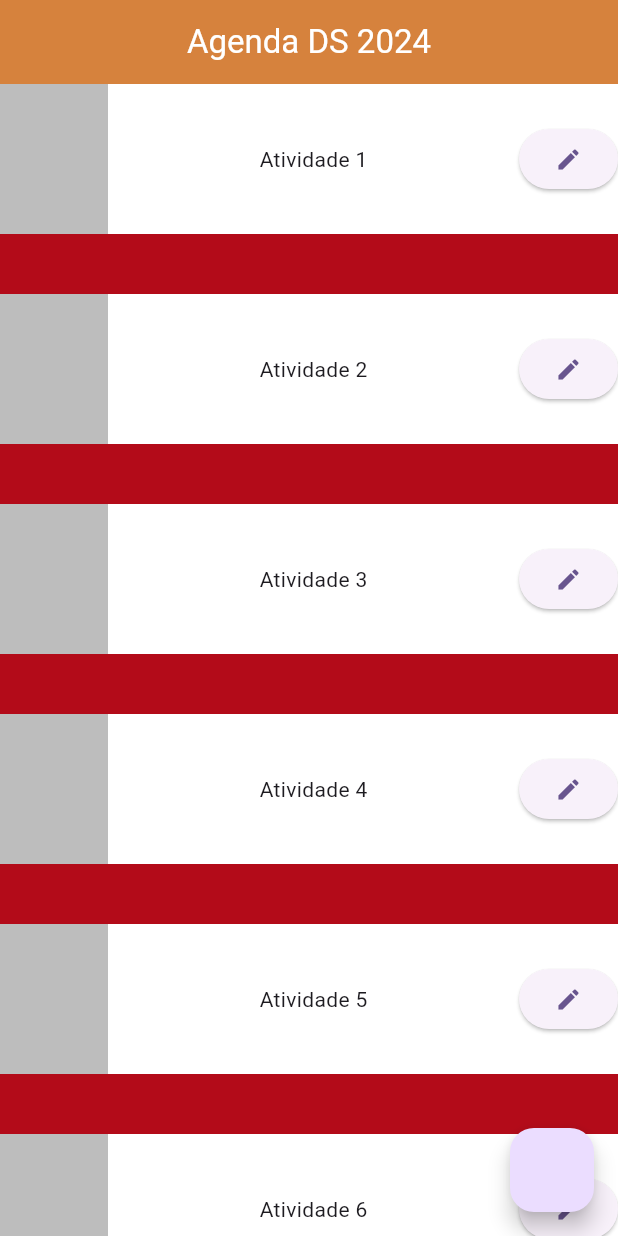
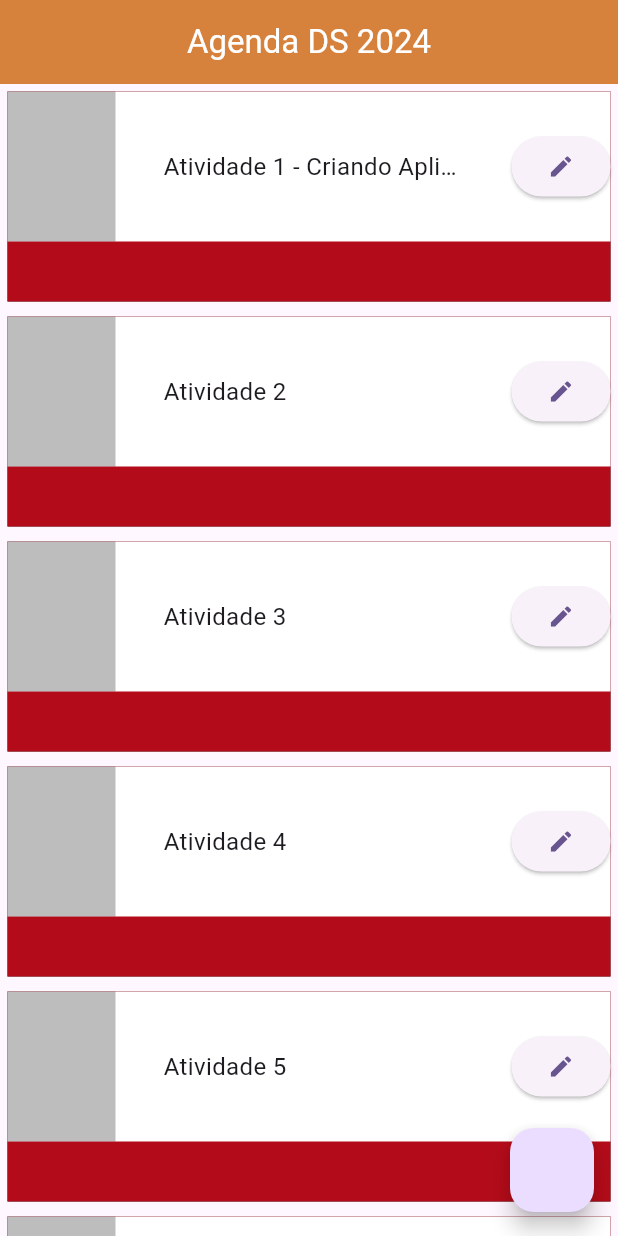
Before and after one commit to ebarrado/projeto_agenda_ds_pompeia, a Flutter app: the screen it shows after launch, on a phone screen of 412 x 824 dp. Run offline on Flutter 3.47's test engine with Material 3 defaults, Android fonts, the light colour scheme and no system bars.

Commit message:
Criando Container para Text e Espaçamento para Container Principal

```diff
--- a/lib/main.dart
+++ b/lib/main.dart
@@ -45,7 +45,7 @@ class MyApp extends StatelessWidget {
           body: ListView(
             scrollDirection: Axis.vertical,
             children: [
-              Atividades('Atividade 1'),
+              Atividades('Atividade 1 - Criando Aplicação no Flutter'),
               Atividades('Atividade 2'),
               Atividades('Atividade 3'),
               Atividades('Atividade 4'),
@@ -68,7 +68,9 @@ class Atividades extends StatelessWidget {
 
   @override
   Widget build(BuildContext context) {
-    return Container(
+    return Padding(
+      padding: const EdgeInsets.all(5.0),
+      child: Container(
         color: Colors.black87,
         child: Stack(
           children: [
@@ -88,8 +90,11 @@ class Atividades extends StatelessWidget {
                     height: 100,
                   ),
                   Container(
+                    width: 200,
                     child: Text(
                       nome,
+                      style: TextStyle(
+                          fontSize: 16, overflow: TextOverflow.ellipsis),
                     ),
                   ),
                   ElevatedButton(
@@ -101,6 +106,7 @@ class Atividades extends StatelessWidget {
             )
           ],
         ),
+      ),
     );
   }
 }
```
Lines whose indentation alone changed are shown as unchanged.
